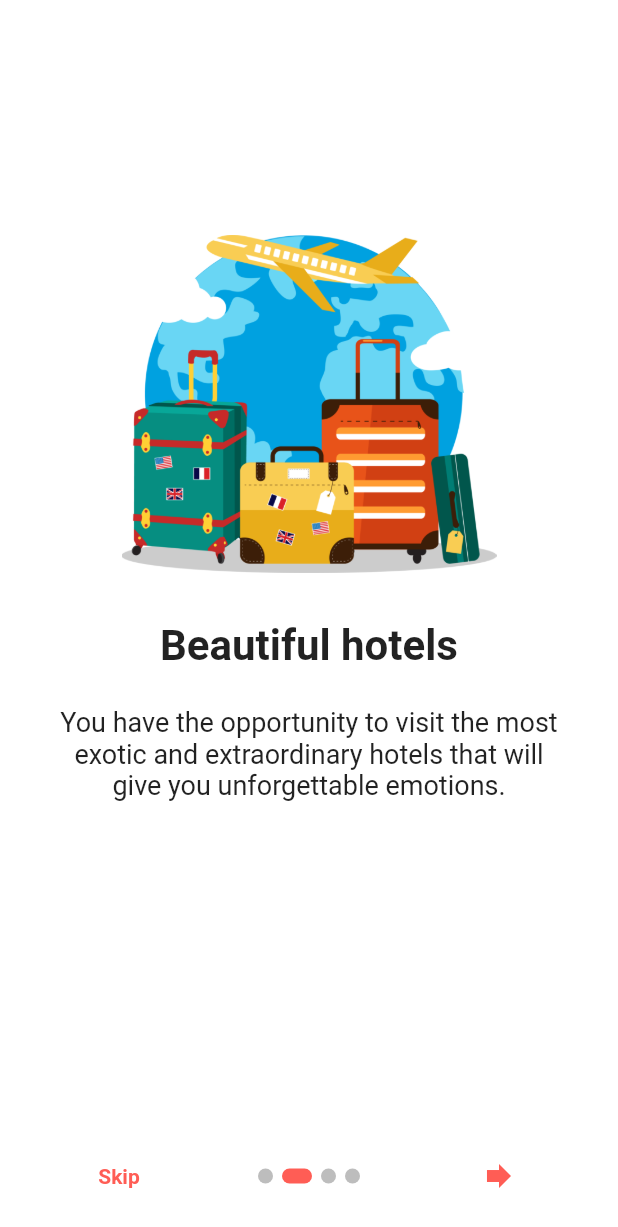
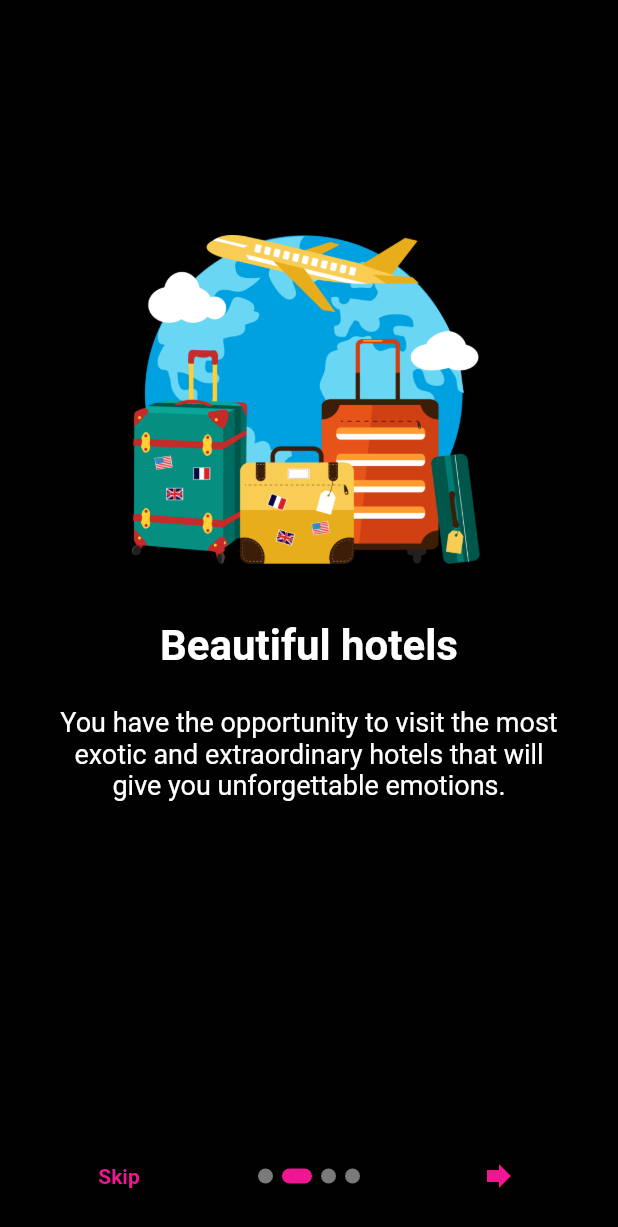
Before and after one commit to anastasiiavelma/hoteldise-mobile, a Flutter app: the screen it shows after launch, swiped to page 2, on a phone screen of 412 x 824 dp. Shown: the top 1227 px of the screen. Run offline on Flutter 3.47's test engine with Material 2 defaults, Android fonts, the phone set to English and light mode, and no system bars; drawn by our look-alikes of introduction_screen, loader_overlay; our stand-ins replace cloud_firestore, firebase_auth, firebase_core, flutter_spinkit, fluttertoast, form_field_validator and 5 more; missing offline and left inert: flutter_polyline_points; accounts and stored records are empty.

Commit message:
design on welcome, auth, register screens

```diff
--- a/lib/main.dart
+++ b/lib/main.dart
@@ -10,6 +10,7 @@ import 'package:loader_overlay/loader_overlay.dart';
 import 'package:provider/provider.dart';
 import 'firebase_options.dart';
 import 'package:flutter_spinkit/flutter_spinkit.dart';
+import '../../themes/colors.dart';
 
 Future<void> main() async {
   await Hive.initFlutter();
@@ -38,7 +39,7 @@ class _MyAppState extends State<MyApp> {
           useDefaultLoading: false,
           overlayWidget: const Center(
             child: SpinKitThreeInOut(
-              color: Color.fromARGB(255, 237, 60, 29),
+              color: primaryColor,
               size: 50.0,
             ),
           ),
@@ -51,6 +52,7 @@ class _MyAppState extends State<MyApp> {
               '/signUp': (context) => const SignUpScreen(),
               '/': (context) => const WelcomeScreen(),
             },
+            theme: ThemeData.dark(),
           )),
     );
   }
--- a/lib/pages/auth/sign_in_screen.dart
+++ b/lib/pages/auth/sign_in_screen.dart
@@ -127,8 +127,8 @@ class _SignInScreenState extends State<SignInScreen> {
     return firstTimeState
         ? const WelcomeScreen()
         : Scaffold(
+            backgroundColor: const Color(0xFF010101),
             body: Container(
-              color: Colors.white,
               alignment: Alignment.center,
               padding: const EdgeInsets.only(
                   top: 40, bottom: 70, left: 30, right: 30),
--- a/lib/pages/auth/sign_up_screen.dart
+++ b/lib/pages/auth/sign_up_screen.dart
@@ -120,8 +120,8 @@ class _SignUpScreenState extends State<SignUpScreen> {
         child: Text('Continue'));
 
     return Scaffold(
+      backgroundColor: const Color(0xFF010101),
       body: Container(
-        color: Colors.white,
         alignment: Alignment.center,
         height: double.infinity,
         width: double.infinity,
@@ -186,7 +186,7 @@ class _SignUpScreenState extends State<SignUpScreen> {
                     const TextSpan(
                       text: 'Already have account? ',
                       style: TextStyle(
-                        color: Colors.black,
+                        color: Colors.white,
                       ),
                     ),
                     TextSpan(
--- a/lib/themes/colors.dart
+++ b/lib/themes/colors.dart
@@ -1,4 +1,4 @@
 import 'package:flutter/material.dart';
 
-const primaryColor = Color(0xffff5d55);
-const secondaryColor = Color.fromARGB(255, 186, 75, 69);
+const primaryColor = Color(0xfff01591);
+const secondaryColor = Color(0xff6fc4cc);
--- a/lib/utils/welcome.dart
+++ b/lib/utils/welcome.dart
@@ -17,12 +17,13 @@ class WelcomeScreen extends StatelessWidget {
     const pageDecoration = PageDecoration(
       titleTextStyle: TextStyle(fontSize: 28.0, fontWeight: FontWeight.w700),
       bodyPadding: EdgeInsets.fromLTRB(16.0, 0.0, 16.0, 16.0),
-      pageColor: Colors.white,
+      pageColor: Color(0xFF010101),
       imagePadding: EdgeInsets.zero,
     );
 
     return Scaffold(
       body: IntroductionScreen(
+        globalBackgroundColor: const Color(0xFF010101),
         pages: [
           PageViewModel(
             title: "HotelDise",
@@ -76,7 +77,7 @@ class WelcomeScreen extends StatelessWidget {
             size: const Size.square(10.0),
             activeSize: const Size(20.0, 10.0),
             activeColor: primaryColor,
-            color: Colors.black26,
+            color: const Color.fromARGB(255, 122, 122, 122),
             spacing: const EdgeInsets.symmetric(horizontal: 3.0),
             activeShape: RoundedRectangleBorder(
                 borderRadius: BorderRadius.circular(25.0))),
```
